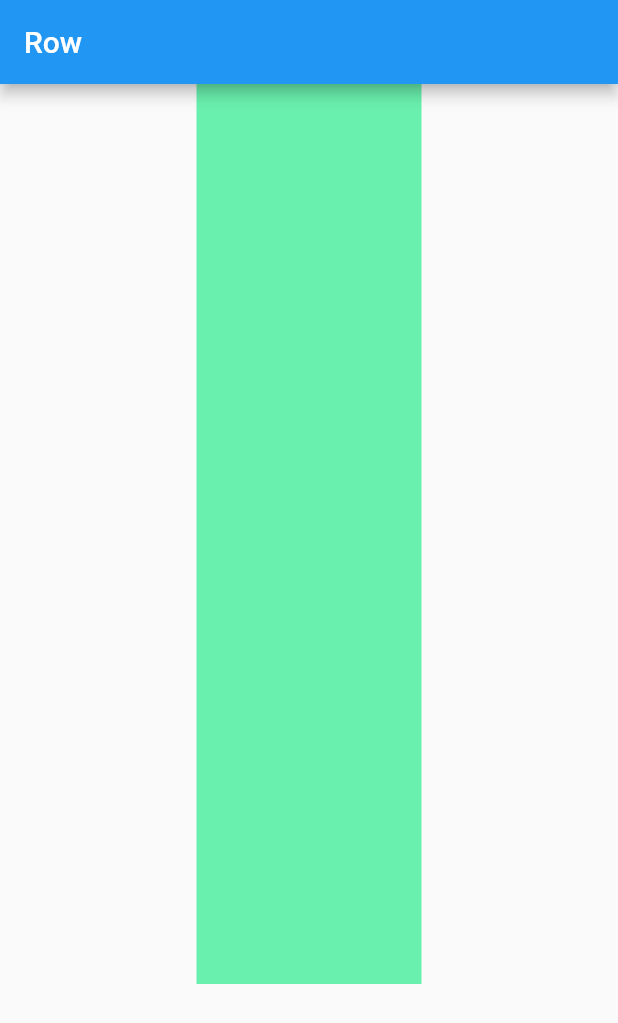
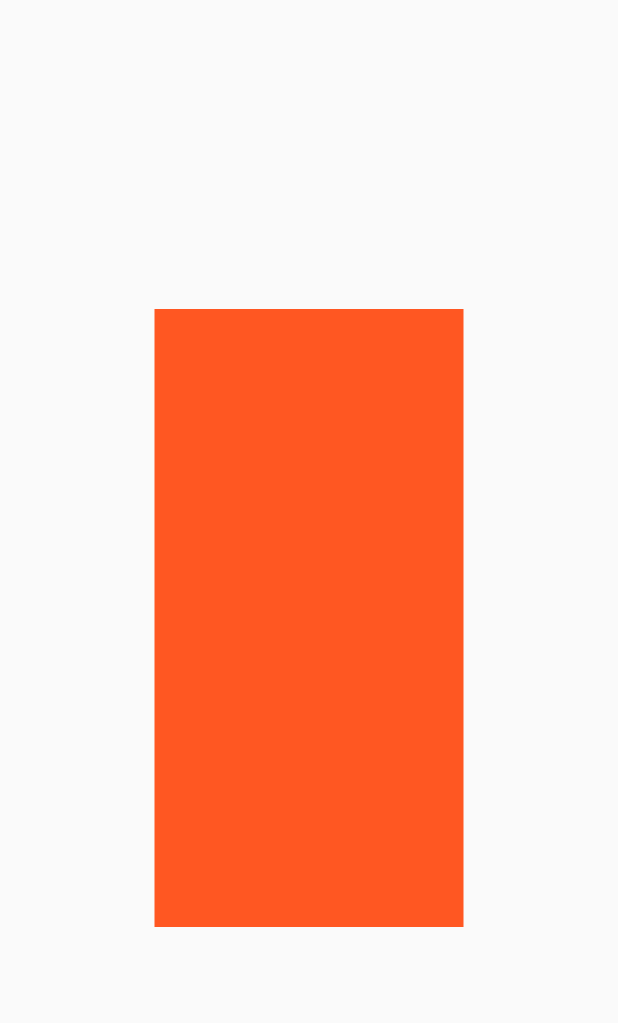
Before and after one commit to Saqib29/Learning-issue, a Flutter app: the screen it shows after launch, on a phone screen of 412 x 824 dp. Shown: the top 1023 px of the screen. Run offline on Flutter 3.47's test engine with Material 2 defaults, Android fonts, the phone set to English and light mode, and no system bars.

Commit message:
MediaQuery

```diff
--- a/flutter/flutter_basic/lib/main.dart
+++ b/flutter/flutter_basic/lib/main.dart
@@ -8,39 +8,30 @@ class MyApp extends StatelessWidget {
   // This widget is the root of your application.
   @override
   Widget build(BuildContext context) {
+
     return MaterialApp(
       debugShowCheckedModeBanner: false,
-      home: SafeArea(
-        child: Scaffold(
-          appBar: AppBar(title: Text('Row'),),
-          body: ListView(
-           children: <Widget>[
-             Column(
-                children: <Widget>[
-              Container(
-                height: 200,
-                width: 150,
-                color: Colors.greenAccent,
-              ),
-              SizedBox(width: 10,),
-              Container(
-                height: 200,
-                width: 150,
-                color: Colors.greenAccent,
-              ),
-              SizedBox(width: 10,),
-              Container(
-                height: 200,
-                width: 150,
-                color: Colors.greenAccent,
-              ),
-            ],
-             ),
-           ],
-          )
-          ),
-        ),
-
+      home: HomePage(),
     );
   }
 }
+
+
+class HomePage extends StatelessWidget {
+
+  @override
+  Widget build(BuildContext context) {
+    var containerHieght = MediaQuery.of(context).size.height;
+    return  SafeArea(
+        child: Scaffold(
+          body: Center(
+            child: Container(
+              height:  containerHieght/2,
+              width: containerHieght/4,
+              color: Colors.deepOrange,
+            ),
+          ),
+        ),
+      );
+  }
+}
```
